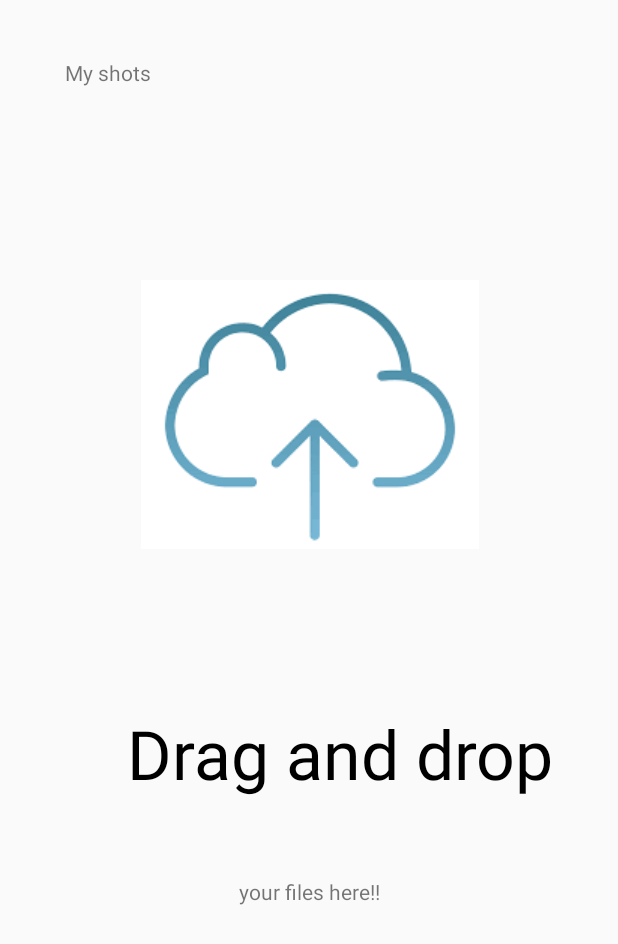
After one commit to myeonghuSong/instagram, an Android app: the UploadActivity screen opened directly, with no data from a screen before it, on a phone screen of 412 x 824 dp. The commit adds this screen. Shown: the top 944 px of the screen. Run offline under Robolectric (Android 15) with nearby library versions, the phone set to English and light mode, and no system bars.

Commit message:
hw5 screenshot

```diff
--- a/app/build.gradle
+++ b/app/build.gradle
@@ -24,6 +24,7 @@ dependencies {
     implementation 'com.android.support.constraint:constraint-layout:1.1.3'
     compile 'com.squareup.retrofit2:retrofit:2.3.0'
     compile 'com.squareup.retrofit2:converter-gson:2.3.0'
+    implementation 'com.github.bumptech.glide:glide:4.7.1'
     implementation 'com.android.support:cardview-v7:27.1.1'
     implementation 'com.android.support:recyclerview-v7:27.1.1'
     testImplementation 'junit:junit:4.12'
--- a/app/src/main/AndroidManifest.xml
+++ b/app/src/main/AndroidManifest.xml
@@ -2,7 +2,8 @@
 <manifest xmlns:android="http://schemas.android.com/apk/res/android"
     package="com.example.myeonghusong.instagram">
 
-    <uses-permission android:name="android.permission.INTERNET"/>
+    <uses-permission android:name="android.permission.INTERNET" />
+
     <application
         android:allowBackup="true"
         android:icon="@mipmap/ic_launcher"
@@ -17,7 +18,8 @@
                 <category android:name="android.intent.category.LAUNCHER" />
             </intent-filter>
         </activity>
-        <activity android:name=".ShowActivity"></activity>
+        <activity android:name=".ShowActivity" />
+        <activity android:name=".UploadActivity"></activity>
     </application>
 
 </manifest>
--- /dev/null
+++ b/app/src/main/java/com/example/myeonghusong/instagram/UploadActivity.java
@@ -0,0 +1,13 @@
+package com.example.myeonghusong.instagram;
+
+import android.support.v7.app.AppCompatActivity;
+import android.os.Bundle;
+
+public class UploadActivity extends AppCompatActivity {
+
+    @Override
+    protected void onCreate(Bundle savedInstanceState) {
+        super.onCreate(savedInstanceState);
+        setContentView(R.layout.activity_upload);
+    }
+}
--- /dev/null
+++ b/app/src/main/res/layout/activity_upload.xml
@@ -0,0 +1,67 @@
+<?xml version="1.0" encoding="utf-8"?>
+<android.support.constraint.ConstraintLayout xmlns:android="http://schemas.android.com/apk/res/android"
+    xmlns:app="http://schemas.android.com/apk/res-auto"
+    xmlns:tools="http://schemas.android.com/tools"
+    android:layout_width="match_parent"
+    android:layout_height="match_parent"
+    tools:context="com.example.myeonghusong.instagram.UploadActivity">
+
+    <TextView
+        android:id="@+id/textView3"
+        android:layout_width="68dp"
+        android:layout_height="24dp"
+        android:layout_marginBottom="8dp"
+        android:layout_marginTop="8dp"
+        android:text="My shots"
+        app:layout_constraintBottom_toBottomOf="parent"
+        app:layout_constraintHorizontal_bias="0.126"
+        app:layout_constraintLeft_toLeftOf="parent"
+        app:layout_constraintRight_toRightOf="parent"
+        app:layout_constraintTop_toTopOf="parent"
+        app:layout_constraintVertical_bias="0.039" />
+
+    <ImageButton
+        android:id="@+id/imageButton"
+        android:layout_width="230dp"
+        android:layout_height="179dp"
+        android:layout_marginBottom="8dp"
+        android:layout_marginTop="8dp"
+        app:layout_constraintBottom_toBottomOf="parent"
+        app:layout_constraintLeft_toLeftOf="parent"
+        app:layout_constraintRight_toRightOf="parent"
+        app:layout_constraintTop_toTopOf="parent"
+        app:layout_constraintVertical_bias="0.284"
+        app:srcCompat="@drawable/upload" />
+
+    <TextView
+        android:id="@+id/textView4"
+        android:layout_width="323dp"
+        android:layout_height="77dp"
+        android:layout_marginBottom="8dp"
+        android:layout_marginEnd="4dp"
+        android:layout_marginLeft="64dp"
+        android:layout_marginTop="8dp"
+        android:text="Drag and drop"
+        android:textColor="@android:color/background_dark"
+        android:textSize="45dp"
+        app:layout_constraintBottom_toBottomOf="parent"
+        app:layout_constraintEnd_toEndOf="parent"
+        app:layout_constraintLeft_toLeftOf="parent"
+        app:layout_constraintTop_toTopOf="parent"
+        app:layout_constraintVertical_bias="0.635" />
+
+    <TextView
+        android:id="@+id/textView5"
+        android:layout_width="wrap_content"
+        android:layout_height="wrap_content"
+        android:layout_marginBottom="8dp"
+        android:layout_marginTop="8dp"
+        android:text="your files here!!"
+        app:layout_constraintBottom_toBottomOf="parent"
+        app:layout_constraintHorizontal_bias="0.501"
+        app:layout_constraintLeft_toLeftOf="parent"
+        app:layout_constraintRight_toRightOf="parent"
+        app:layout_constraintTop_toTopOf="parent"
+        app:layout_constraintVertical_bias="0.731" />
+
+</android.support.constraint.ConstraintLayout>
--- a/app/src/main/res/values/strings.xml
+++ b/app/src/main/res/values/strings.xml
@@ -5,5 +5,6 @@
     <string name="home_bottom_button">Home</string>
     <string name="feed_bottom_button">Feed</string>
     <string name="user_bottom_button">User</string>
-
+    <string name="upload_bottom_button">Upload</string>
+    <string name="url">http://dn.joongdo.co.kr/mnt/images/file/2016y/11m/29d/20161129000013555_2.jpg</string>
 </resources>
```
Also changed, not shown: app/src/main/java/com/example/myeonghusong/instagram/ShowActivity.java (+18 -1 lines), app/src/main/java/com/example/myeonghusong/instagram/UserFragment.java (added, +40 -0 lines), app/src/main/res/layout/userfragment.xml (added, +15 -0 lines), app/src/main/res/menu/nav_bottom.xml (+6 -3 lines), app/src/main/res/drawable/upload.png (added), 2 other files.
